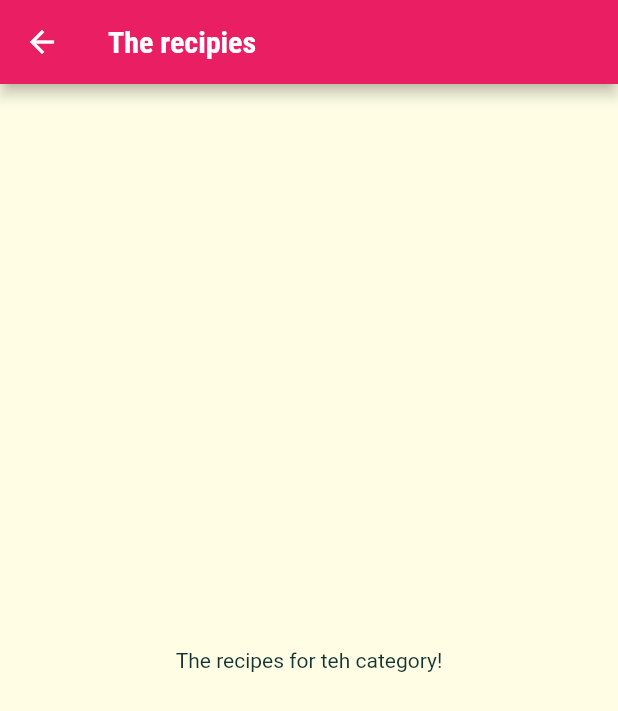
After one commit to SantiagoVargasVe/meals_app, a Flutter app: the screen it shows after launch, after a tap on "Italian", on a phone screen of 412 x 824 dp. The commit adds this screen. Shown: the top 711 px of the screen. Run offline on Flutter 3.47's test engine with Material 2 defaults, Android fonts, the phone set to English and light mode, and no system bars; Roboto replaces fonts that are missing (Raleway).

Commit message:
ADD: Routing for category meals screen

```diff
--- a/meals_app/lib/category_item.dart
+++ b/meals_app/lib/category_item.dart
@@ -1,4 +1,5 @@
 import 'package:flutter/material.dart';
+import 'package:meals_app/category_meals_screen.dart';
 
 class CategoryItem extends StatelessWidget {
   final String title;
@@ -6,9 +7,25 @@ class CategoryItem extends StatelessWidget {
 
   const CategoryItem(this.title, this.color, {Key? key}) : super(key: key);
 
+  void selectCategory(BuildContext context) {
+    Navigator.of(context).push(
+      MaterialPageRoute(
+        builder: (_) {
+          return const CategoryMealsScreen();
+        },
+      ),
+    );
+  }
+
   @override
   Widget build(BuildContext context) {
-    return Container(
+    return InkWell(
+      onTap: () {
+        selectCategory(context);
+      },
+      splashColor: Theme.of(context).primaryColor,
+      borderRadius: BorderRadius.circular(15),
+      child: Container(
         padding: const EdgeInsets.all(16),
         child: Text(title, style: Theme.of(context).textTheme.headline6),
         decoration: BoxDecoration(
@@ -19,6 +36,7 @@ class CategoryItem extends StatelessWidget {
           ),
           borderRadius: BorderRadius.circular(15),
         ),
+      ),
     );
   }
 }
--- /dev/null
+++ b/meals_app/lib/category_meals_screen.dart
@@ -0,0 +1,16 @@
+import 'package:flutter/material.dart';
+
+class CategoryMealsScreen extends StatelessWidget {
+  const CategoryMealsScreen({Key? key}) : super(key: key);
+
+  @override
+  Widget build(BuildContext context) {
+    return Scaffold(
+        appBar: AppBar(
+          title: const Text('The recipies'),
+        ),
+        body: const Center(
+          child: Text('The recipes for teh category!'),
+        ));
+  }
+}
```
Lines whose indentation alone changed are shown as unchanged.
